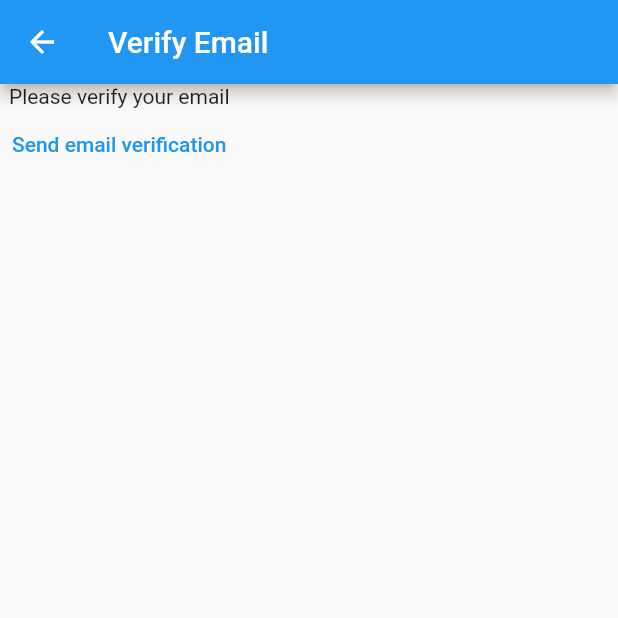
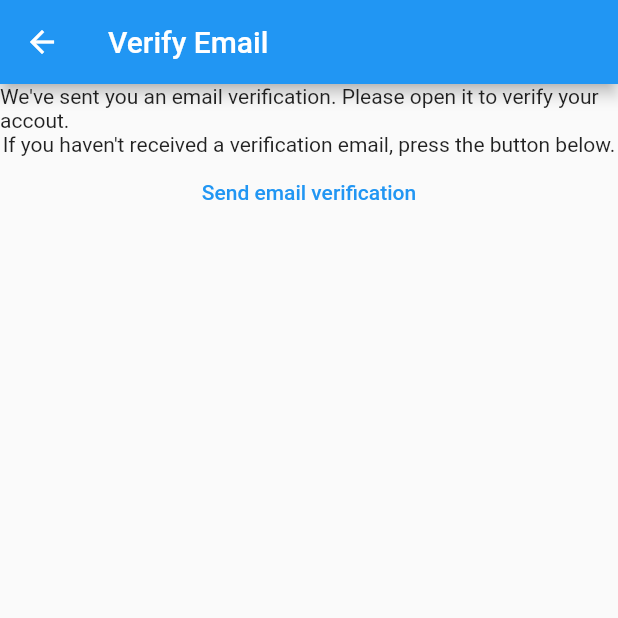
Before and after one commit to aiqmlcom/qnotes, a Flutter app: the VerifyEmailView screen opened directly, on a phone screen of 412 x 824 dp, the top half of it. Run offline on Flutter 3.47's test engine with Material 2 defaults, Android fonts, the phone set to English and light mode, and no system bars; our stand-ins replace firebase_auth, firebase_core; accounts and stored records are empty; generated files the repository leaves out were written again.

Commit message:
Email verification flow

```diff
--- a/lib/constants/routes.dart
+++ b/lib/constants/routes.dart
@@ -1,3 +1,4 @@
 const loginRoute = '/login/';
 const registerRoute = '/register/';
 const notesRoute = '/notes/';
+const verifyEmailRoute = '/verify-email/';
--- a/lib/main.dart
+++ b/lib/main.dart
@@ -20,6 +20,7 @@ void main() {
         loginRoute: (context) => const LoginView(),
         registerRoute: (context) => const RegisterView(),
         notesRoute: (context) => const NotesView(),
+        verifyEmailRoute: (context) => const VerifyEmailView(),
       },
     ),
   );
--- a/lib/views/register_view.dart
+++ b/lib/views/register_view.dart
@@ -67,6 +67,11 @@ class _RegisterViewState extends State<RegisterView> {
                             await FirebaseAuth.instance
                                 .createUserWithEmailAndPassword(
                                     email: email, password: password);
+
+                            final user = FirebaseAuth.instance.currentUser;
+                            await user?.sendEmailVerification();
+                            if (!mounted) return;
+                            Navigator.of(context).pushNamed(verifyEmailRoute);
                           } on FirebaseAuthException catch (e) {
                             switch (e.code) {
                               case 'email-already-in-use':
--- a/lib/views/verify_email_view.dart
+++ b/lib/views/verify_email_view.dart
@@ -15,7 +15,10 @@ class _VerifyEmailViewState extends State<VerifyEmailView> {
       appBar: AppBar(title: const Text('Verify Email')),
       body: Column(
         children: [
-          const Text('Please verify your email'),
+          const Text(
+              'We\'ve sent you an email verification. Please open it to verify your accout.'),
+          const Text(
+              'If you haven\'t received a verification email, press the button below.'),
           TextButton(
             onPressed: () async {
               final user = FirebaseAuth.instance.currentUser;
```
